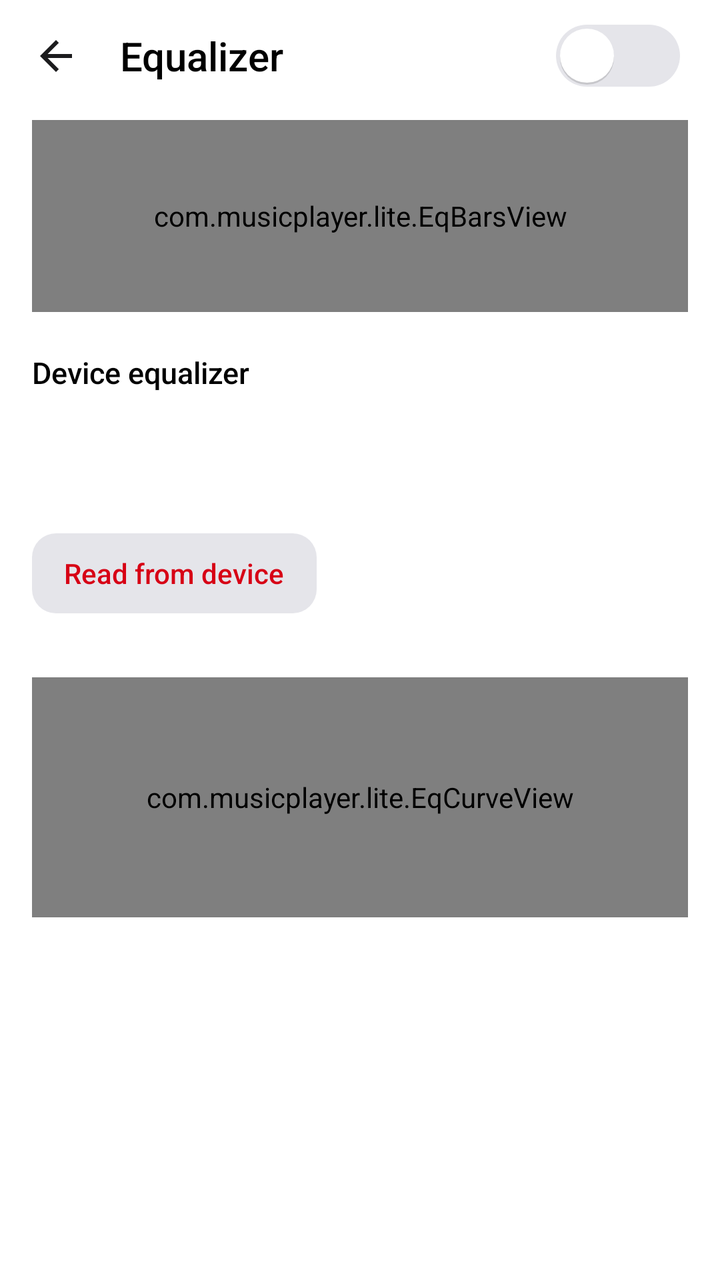
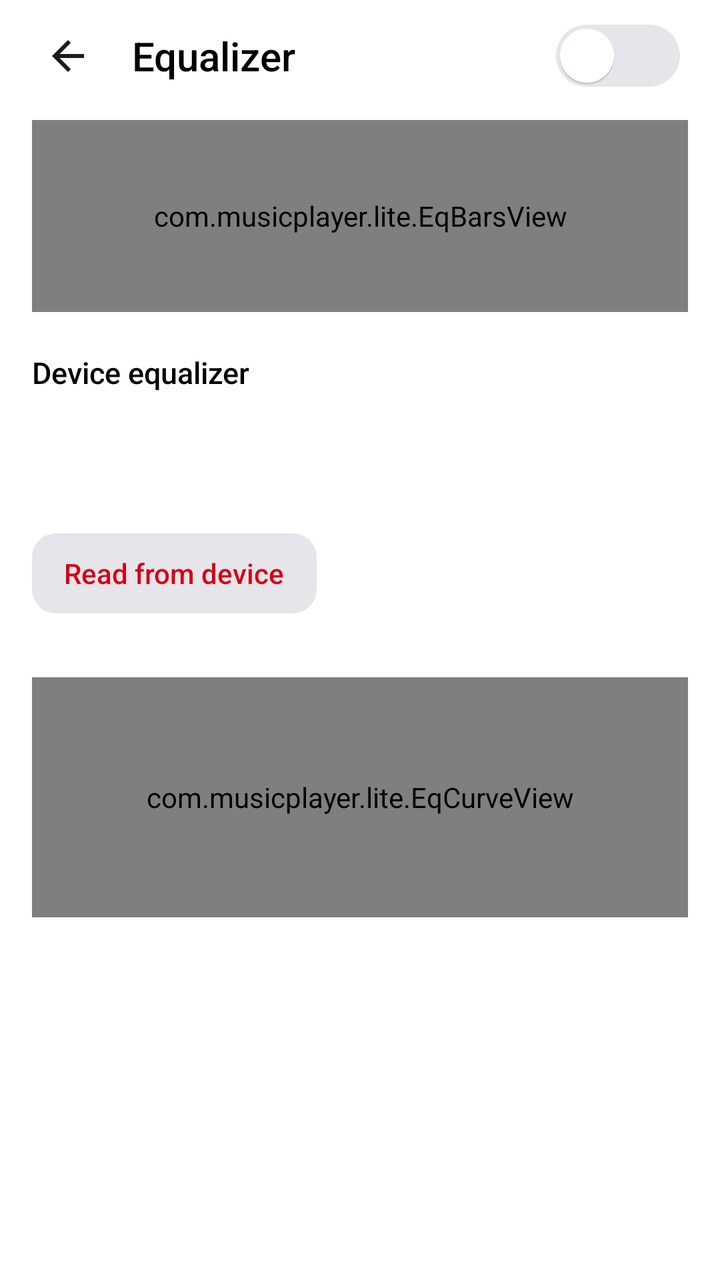

Compare the two renders of this Android layout. The source of the first and the diff that turns it into the second are given below.
<!-- AndroidManifest.xml: application theme AppTheme -->
<!-- res/layout/activity_equalizer.xml -->
<?xml version="1.0" encoding="utf-8"?>
<LinearLayout xmlns:android="http://schemas.android.com/apk/res/android"
    xmlns:app="http://schemas.android.com/apk/res-auto"
    android:layout_width="match_parent"
    android:layout_height="match_parent"
    android:orientation="vertical">

    <LinearLayout
        style="@style/TopBar"
        android:paddingStart="4dp"
        android:paddingEnd="4dp">

        <ImageButton
            android:id="@+id/btn_back"
            style="@style/IconButton"
            android:contentDescription="@string/cd_back"
            android:src="@drawable/ic_arrow_back" />

        <TextView
            style="@style/TopTitle"
            android:layout_width="0dp"
            android:layout_marginStart="8dp"
            android:layout_weight="1"
            android:text="@string/eq_title" />

        <Switch
            android:id="@+id/eq_switch"
            android:layout_width="wrap_content"
            android:layout_height="wrap_content"
            android:layout_marginEnd="16dp"
            android:contentDescription="@string/eq_switch" />
    </LinearLayout>

    <TextView
        android:id="@+id/eq_unavailable"
        android:layout_width="match_parent"
        android:layout_height="wrap_content"
        android:padding="@dimen/gutter"
        android:text="@string/eq_unavailable"
        android:textColor="@color/text_secondary"
        android:textSize="15sp"
        android:visibility="gone" />

    <ScrollView
        android:id="@+id/eq_content"
        android:layout_width="match_parent"
        android:layout_height="0dp"
        android:layout_weight="1"
        android:scrollbars="none">

        <LinearLayout
            android:layout_width="match_parent"
            android:layout_height="wrap_content"
            android:orientation="vertical"
            android:paddingStart="@dimen/gutter"
            android:paddingEnd="@dimen/gutter"
            android:paddingBottom="24dp">

            
            <com.musicplayer.lite.EqBarsView
                android:id="@+id/eq_bars"
                android:layout_width="match_parent"
                android:layout_height="@dimen/eq_bars_height"
                android:layout_marginTop="4dp"
                android:layout_marginBottom="16dp"
                android:background="@drawable/bg_card"
                android:importantForAccessibility="no"
                android:padding="16dp"
                android:tag="glass:card"
                app:barColor="@color/accent"
                app:bars="20" />

            <include layout="@layout/part_eq_device" />

            <HorizontalScrollView
                android:layout_width="match_parent"
                android:layout_height="wrap_content"
                android:overScrollMode="never"
                android:scrollbars="none">

                <LinearLayout
                    android:id="@+id/eq_presets"
                    android:layout_width="wrap_content"
                    android:layout_height="wrap_content"
                    android:orientation="horizontal" />
            </HorizontalScrollView>

            <LinearLayout
                android:layout_width="match_parent"
                android:layout_height="wrap_content"
                android:layout_marginTop="16dp"
                android:orientation="vertical"
                android:tag="glass:card,padded">

                <com.musicplayer.lite.EqCurveView
                    android:id="@+id/eq_curve"
                    android:layout_width="match_parent"
                    android:layout_height="@dimen/eq_curve_height" />

                <LinearLayout
                    android:id="@+id/eq_bands"
                    android:layout_width="match_parent"
                    android:layout_height="@dimen/eq_band_height"
                    android:orientation="horizontal" />
            </LinearLayout>

            <TextView
                style="@style/SectionLabel"
                android:layout_marginTop="24dp"
                android:text="@string/eq_effects" />

            <LinearLayout
                android:layout_width="match_parent"
                android:layout_height="wrap_content"
                android:orientation="vertical"
                android:tag="glass:card,padded">

                <include
                    android:id="@+id/fx_bass"
                    layout="@layout/row_effect" />

                <include
                    android:id="@+id/fx_virt"
                    layout="@layout/row_effect" />

                <include
                    android:id="@+id/fx_loud"
                    layout="@layout/row_effect" />
            </LinearLayout>

            <LinearLayout
                android:layout_width="match_parent"
                android:layout_height="wrap_content"
                android:layout_marginTop="16dp"
                android:orientation="horizontal">

                <TextView
                    android:id="@+id/eq_reset"
                    style="@style/PillOutline"
                    android:clickable="true"
                    android:focusable="true"
                    android:text="@string/eq_reset" />

                <TextView
                    android:id="@+id/eq_system"
                    style="@style/PillOutline"
                    android:layout_marginStart="10dp"
                    android:clickable="true"
                    android:focusable="true"
                    android:text="@string/eq_system" />
            </LinearLayout>
        </LinearLayout>
    </ScrollView>
</LinearLayout>
<!-- res/layout/part_eq_device.xml (included above) -->
<?xml version="1.0" encoding="utf-8"?>
<LinearLayout xmlns:android="http://schemas.android.com/apk/res/android"
    android:id="@+id/eq_device"
    android:layout_width="match_parent"
    android:layout_height="wrap_content"
    android:layout_marginTop="4dp"
    android:layout_marginBottom="16dp"
    android:orientation="vertical"
    android:tag="glass:card,padded">

    <TextView
        style="@style/SettingTitle"
        android:fontFamily="sans-serif-medium"
        android:text="@string/eq_dev_title" />

    <TextView
        android:id="@+id/eq_dev_status"
        style="@style/SettingSub"
        android:layout_marginTop="4dp" />

    <include
        android:id="@+id/row_eq_device"
        layout="@layout/row_setting" />

    <TextView
        android:id="@+id/eq_dev_read"
        style="@style/PillSmall"
        android:layout_marginTop="4dp"
        android:clickable="true"
        android:focusable="true"
        android:text="@string/eq_dev_read" />
</LinearLayout>
<!-- res/layout/row_effect.xml (included above) -->
<?xml version="1.0" encoding="utf-8"?>
<LinearLayout xmlns:android="http://schemas.android.com/apk/res/android"
    android:layout_width="match_parent"
    android:layout_height="wrap_content"
    android:gravity="center_vertical"
    android:minHeight="56dp"
    android:orientation="horizontal">

    <TextView
        android:id="@+id/fx_label"
        android:layout_width="0dp"
        android:layout_height="wrap_content"
        android:layout_weight="1.1"
        android:textColor="@color/text_primary"
        android:textSize="15sp" />

    <SeekBar
        android:id="@+id/fx_seek"
        android:layout_width="0dp"
        android:layout_height="40dp"
        android:layout_weight="2"
        android:maxHeight="4dp"
        android:minHeight="4dp"
        android:paddingStart="9dp"
        android:paddingEnd="9dp"
        android:progressDrawable="@drawable/seek_progress"
        android:splitTrack="false"
        android:thumb="@drawable/seek_thumb" />

    <TextView
        android:id="@+id/fx_value"
        android:layout_width="60dp"
        android:layout_height="wrap_content"
        android:fontFeatureSettings="tnum"
        android:gravity="end"
        android:textColor="@color/text_secondary"
        android:textSize="13sp" />
</LinearLayout>
<!-- res/layout/row_setting.xml (included above) -->
<?xml version="1.0" encoding="utf-8"?>
<LinearLayout xmlns:android="http://schemas.android.com/apk/res/android"
    xmlns:tools="http://schemas.android.com/tools"
    android:layout_width="match_parent"
    android:layout_height="wrap_content"
    android:background="?android:attr/selectableItemBackground"
    android:gravity="center_vertical"
    android:minHeight="46dp"
    android:orientation="horizontal"
    tools:ignore="Overdraw">

    <ImageView
        android:id="@+id/set_icon"
        android:layout_width="24dp"
        android:layout_height="24dp"
        android:layout_marginEnd="12dp"
        android:background="@drawable/bg_set_icon"
        android:importantForAccessibility="no"
        android:padding="5dp"
        android:scaleType="fitCenter"
        android:tint="#FFFFFF"
        android:visibility="gone" />

    <LinearLayout
        android:layout_width="0dp"
        android:layout_height="wrap_content"
        android:layout_weight="1"
        android:orientation="vertical"
        android:paddingTop="6dp"
        android:paddingBottom="6dp">

        <TextView
            android:id="@+id/set_title"
            style="@style/SettingTitle" />

        <TextView
            android:id="@+id/set_sub"
            style="@style/SettingSub"
            android:visibility="gone" />
    </LinearLayout>

    <Switch
        android:id="@+id/set_switch"
        android:layout_width="wrap_content"
        android:layout_height="wrap_content"
        android:layout_marginStart="12dp"
        android:importantForAccessibility="no"
        android:thumbTint="#FFFFFFFF"
        android:trackTint="@color/switch_track"
        android:trackTintMode="src_in"
        android:visibility="gone" />
</LinearLayout>
<!-- resources referenced by this layout -->
<resources>
  <color name="accent">#E5202B</color>
  <color name="text_primary">#FFFFFF</color>
  <color name="text_secondary">#A1A1A6</color>
  <dimen name="eq_band_height">210dp</dimen>
  <dimen name="eq_bars_height">96dp</dimen>
  <dimen name="eq_curve_height">120dp</dimen>
  <dimen name="gutter">16dp</dimen>
  <!-- drawable bg_card (drawable) -->
  <?xml version="1.0" encoding="utf-8"?>
  <shape xmlns:android="http://schemas.android.com/apk/res/android"
      android:shape="rectangle">
      <solid android:color="@color/grouped_card" />
      <corners android:radius="12dp" />
  </shape>
  <!-- drawable bg_set_icon (drawable) -->
  <?xml version="1.0" encoding="utf-8"?>
  <shape xmlns:android="http://schemas.android.com/apk/res/android" android:shape="rectangle">
      <corners android:radius="7dp" />
      <solid android:color="#8E8E93" />
  </shape>
  <!-- drawable seek_thumb (drawable) -->
  <?xml version="1.0" encoding="utf-8"?>
  <shape xmlns:android="http://schemas.android.com/apk/res/android"
      android:shape="oval">
      <solid android:color="@color/icon_dim" />
      <size
          android:width="12dp"
          android:height="12dp" />
  </shape>
  <string name="cd_back">Back</string>
  <string name="eq_dev_read">Read from device</string>
  <string name="eq_dev_title">Device equalizer</string>
  <string name="eq_effects">Sound effects</string>
  <string name="eq_reset">Reset all</string>
  <string name="eq_switch">Equalizer on or off</string>
  <string name="eq_system">Open system sound settings</string>
  <string name="eq_title">Equalizer</string>
  <string name="eq_unavailable">The equalizer isn\'t available on this device\'s audio system.</string>
  <style name="IconButton">
          <item name="android:layout_width">@dimen/icon_btn</item>
          <item name="android:layout_height">@dimen/icon_btn</item>
          <item name="android:background">?android:attr/selectableItemBackgroundBorderless</item>
          <item name="android:scaleType">center</item>
          <item name="android:tint">@color/icon</item>
      </style>
  <style name="PillOutline" parent="Pill">
          <item name="android:background">@drawable/bg_pill_outline</item>
          <item name="android:textColor">@color/text_primary</item>
          <item name="android:drawableTint">@color/text_primary</item>
      </style>
  <style name="SettingSub">
          <item name="android:layout_width">match_parent</item>
          <item name="android:layout_height">wrap_content</item>
          <item name="android:layout_marginTop">1dp</item>
          <item name="android:textColor">@color/text_secondary</item>
          <item name="android:textSize">12sp</item>
      </style>
  <style name="SettingTitle">
          <item name="android:layout_width">match_parent</item>
          <item name="android:layout_height">wrap_content</item>
          <item name="android:textColor">@color/text_primary</item>
          <item name="android:textSize">15sp</item>
      </style>
  <color name="grouped_card">#1C1C1E</color>
  <color name="eq_track">#3A3A3C</color>
  <color name="icon_dim">#8E8E93</color>
  <dimen name="icon_btn">48dp</dimen>
  <color name="icon">#FFFFFF</color>
  <color name="accent_text">#FF453A</color>
  <color name="text_tertiary">#8E8E93</color>
  <dimen name="topbar_height">56dp</dimen>
  <dimen name="text_top_title">20sp</dimen>
  <color name="surface">#1C1C1E</color>
  <color name="bg">#000000</color>
  <color name="ripple">#33FFFFFF</color>
  <style name="AppPopup" parent="android:Widget.Material.PopupMenu">
          <item name="android:popupBackground">@color/surface_raised</item>
      </style>
  <dimen name="pill_height">44dp</dimen>
  <color name="outline">#48484A</color>
  <color name="surface_raised">#2C2C2E</color>
  <!-- unchanged entries left out for length: 14 -->
</resources>

<!-- the commit's change to res/layout/activity_equalizer.xml (unified diff, before → after) -->
@@ -12,6 +12,8 @@
 
         <ImageButton
             android:id="@+id/btn_back"
+            android:layout_marginStart="6dp"
+            android:tag="glass:pill"
             style="@style/IconButton"
             android:contentDescription="@string/cd_back"
             android:src="@drawable/ic_arrow_back" />
